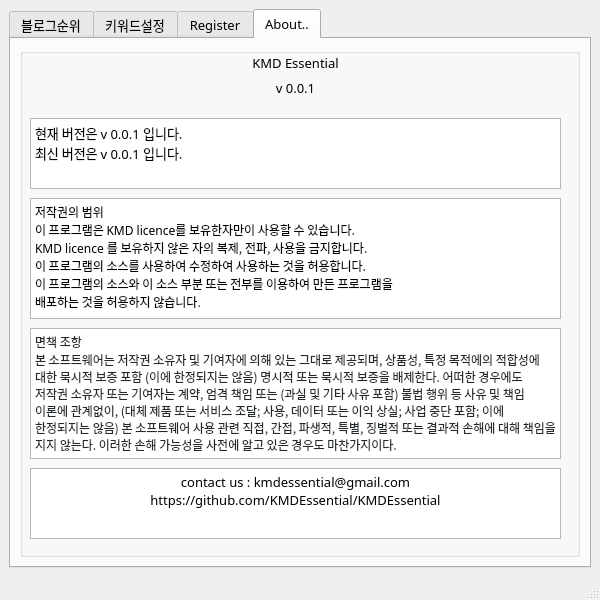
First picture: the form in UI_main.ui, repository KMDEssential/KMDEssential, before the edit.
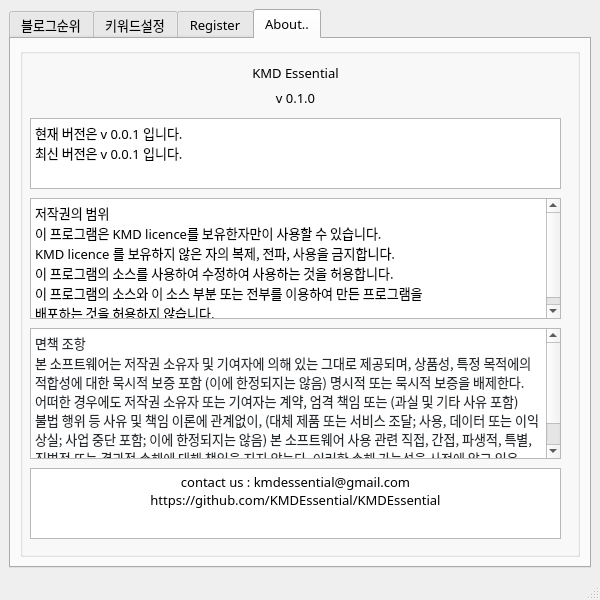
Second picture: the form after the edit. The open tabs and pages were chosen to show the change. Icons and pictures are not drawn.

Patch:
```diff
--- a/UI_main.ui
+++ b/UI_main.ui
@@ -35,9 +35,24 @@
      <layout class="QGridLayout" name="gridLayout">
       <item row="0" column="0">
        <widget class="QTabWidget" name="tabWidget">
+        <property name="tabPosition">
+         <enum>QTabWidget::North</enum>
+        </property>
+        <property name="tabShape">
+         <enum>QTabWidget::Rounded</enum>
+        </property>
         <property name="currentIndex">
          <number>0</number>
         </property>
+        <property name="iconSize">
+         <size>
+          <width>16</width>
+          <height>16</height>
+         </size>
+        </property>
+        <property name="movable">
+         <bool>true</bool>
+        </property>
         <widget class="QWidget" name="tab">
          <attribute name="title">
           <string>블로그순위</string>
@@ -357,8 +372,8 @@
 &lt;html&gt;&lt;head&gt;&lt;meta name=&quot;qrichtext&quot; content=&quot;1&quot; /&gt;&lt;style type=&quot;text/css&quot;&gt;
 p, li { white-space: pre-wrap; }
 &lt;/style&gt;&lt;/head&gt;&lt;body style=&quot; font-family:'굴림'; font-size:10pt; font-weight:400; font-style:normal;&quot;&gt;
-&lt;p style=&quot; margin-top:0px; margin-bottom:0px; margin-left:0px; margin-right:0px; -qt-block-indent:0; text-indent:0px;&quot;&gt;&lt;span style=&quot; font-family:'-apple-system,BlinkMacSystemFont,Segoe UI,Helvetica,Arial,sans-serif,Apple Color Emoji,Segoe UI Emoji'; font-size:9pt; color:#24292e; background-color:#ffffff;&quot;&gt;면책 조항&lt;/span&gt;&lt;/p&gt;
-&lt;p style=&quot; margin-top:0px; margin-bottom:0px; margin-left:0px; margin-right:0px; -qt-block-indent:0; text-indent:0px;&quot;&gt;&lt;span style=&quot; font-family:'-apple-system,BlinkMacSystemFont,Segoe UI,Helvetica,Arial,sans-serif,Apple Color Emoji,Segoe UI Emoji'; font-size:9pt; color:#24292e; background-color:#ffffff;&quot;&gt;본 소프트웨어는 저작권 소유자 및 기여자에 의해 있는 그대로 제공되며, 상품성, 특정 목적에의 적합성에 대한 묵시적 보증 포함 (이에 한정되지는 않음) 명시적 또는 묵시적 보증을 배제한다. 어떠한 경우에도 저작권 소유자 또는 기여자는 계약, 엄격 책임 또는 (과실 및 기타 사유 포함) 불법 행위 등 사유 및 책임 이론에 관계없이, (대체 제품 또는 서비스 조달; 사용, 데이터 또는 이익 상실; 사업 중단 포함; 이에 한정되지는 않음) 본 소프트웨어 사용 관련 직접, 간접, 파생적, 특별, 징벌적 또는 결과적 손해에 대해 책임을 지지 않는다. 이러한 손해 가능성을 사전에 알고 있은 경우도 마찬가지이다.&lt;/span&gt;&lt;/p&gt;&lt;/body&gt;&lt;/html&gt;</string>
+&lt;p style=&quot; margin-top:0px; margin-bottom:0px; margin-left:0px; margin-right:0px; -qt-block-indent:0; text-indent:0px;&quot;&gt;&lt;span style=&quot; font-family:'-apple-system,BlinkMacSystemFont,Segoe UI,Helvetica,Arial,sans-serif,Apple Color Emoji,Segoe UI Emoji'; color:#24292e; background-color:#ffffff;&quot;&gt;면책 조항&lt;/span&gt;&lt;/p&gt;
+&lt;p style=&quot; margin-top:0px; margin-bottom:0px; margin-left:0px; margin-right:0px; -qt-block-indent:0; text-indent:0px;&quot;&gt;&lt;span style=&quot; font-family:'-apple-system,BlinkMacSystemFont,Segoe UI,Helvetica,Arial,sans-serif,Apple Color Emoji,Segoe UI Emoji'; color:#24292e; background-color:#ffffff;&quot;&gt;본 소프트웨어는 저작권 소유자 및 기여자에 의해 있는 그대로 제공되며, 상품성, 특정 목적에의 적합성에 대한 묵시적 보증 포함 (이에 한정되지는 않음) 명시적 또는 묵시적 보증을 배제한다. 어떠한 경우에도 저작권 소유자 또는 기여자는 계약, 엄격 책임 또는 (과실 및 기타 사유 포함) 불법 행위 등 사유 및 책임 이론에 관계없이, (대체 제품 또는 서비스 조달; 사용, 데이터 또는 이익 상실; 사업 중단 포함; 이에 한정되지는 않음) 본 소프트웨어 사용 관련 직접, 간접, 파생적, 특별, 징벌적 또는 결과적 손해에 대해 책임을 지지 않는다. 이러한 손해 가능성을 사전에 알고 있은 경우도 마찬가지이다.&lt;/span&gt;&lt;/p&gt;&lt;/body&gt;&lt;/html&gt;</string>
              </property>
             </widget>
             <widget class="QTextBrowser" name="textBrowser_2">
@@ -375,19 +390,19 @@
 &lt;html&gt;&lt;head&gt;&lt;meta name=&quot;qrichtext&quot; content=&quot;1&quot; /&gt;&lt;style type=&quot;text/css&quot;&gt;
 p, li { white-space: pre-wrap; }
 &lt;/style&gt;&lt;/head&gt;&lt;body style=&quot; font-family:'굴림'; font-size:10pt; font-weight:400; font-style:normal;&quot;&gt;
-&lt;p style=&quot; margin-top:0px; margin-bottom:0px; margin-left:0px; margin-right:0px; -qt-block-indent:0; text-indent:0px;&quot;&gt;&lt;span style=&quot; font-size:9pt;&quot;&gt;저작권의 범위&lt;/span&gt;&lt;/p&gt;
-&lt;p style=&quot; margin-top:0px; margin-bottom:0px; margin-left:0px; margin-right:0px; -qt-block-indent:0; text-indent:0px;&quot;&gt;&lt;span style=&quot; font-size:9pt;&quot;&gt;이 프로그램은 KMD licence를 보유한자만이 사용할 수 있습니다.&lt;/span&gt;&lt;/p&gt;
-&lt;p style=&quot; margin-top:0px; margin-bottom:0px; margin-left:0px; margin-right:0px; -qt-block-indent:0; text-indent:0px;&quot;&gt;&lt;span style=&quot; font-size:9pt;&quot;&gt;KMD licence 를 보유하지 않은 자의 복제, 전파, 사용을 금지합니다.&lt;/span&gt;&lt;/p&gt;
-&lt;p style=&quot; margin-top:0px; margin-bottom:0px; margin-left:0px; margin-right:0px; -qt-block-indent:0; text-indent:0px;&quot;&gt;&lt;span style=&quot; font-size:9pt;&quot;&gt;이 프로그램의 소스를 사용하여 수정하여 사용하는 것을 허용합니다.&lt;/span&gt;&lt;/p&gt;
-&lt;p style=&quot; margin-top:0px; margin-bottom:0px; margin-left:0px; margin-right:0px; -qt-block-indent:0; text-indent:0px;&quot;&gt;&lt;span style=&quot; font-size:9pt;&quot;&gt;이 프로그램의 소스와 이 소스 부분 또는 전부를 이용하여 만든 프로그램을 &lt;/span&gt;&lt;/p&gt;
-&lt;p style=&quot; margin-top:0px; margin-bottom:0px; margin-left:0px; margin-right:0px; -qt-block-indent:0; text-indent:0px;&quot;&gt;&lt;span style=&quot; font-size:9pt;&quot;&gt;배포하는 것을 허용하지 않습니다.&lt;/span&gt;&lt;/p&gt;&lt;/body&gt;&lt;/html&gt;</string>
+&lt;p style=&quot; margin-top:0px; margin-bottom:0px; margin-left:0px; margin-right:0px; -qt-block-indent:0; text-indent:0px;&quot;&gt;저작권의 범위&lt;/p&gt;
+&lt;p style=&quot; margin-top:0px; margin-bottom:0px; margin-left:0px; margin-right:0px; -qt-block-indent:0; text-indent:0px;&quot;&gt;이 프로그램은 KMD licence를 보유한자만이 사용할 수 있습니다.&lt;/p&gt;
+&lt;p style=&quot; margin-top:0px; margin-bottom:0px; margin-left:0px; margin-right:0px; -qt-block-indent:0; text-indent:0px;&quot;&gt;KMD licence 를 보유하지 않은 자의 복제, 전파, 사용을 금지합니다.&lt;/p&gt;
+&lt;p style=&quot; margin-top:0px; margin-bottom:0px; margin-left:0px; margin-right:0px; -qt-block-indent:0; text-indent:0px;&quot;&gt;이 프로그램의 소스를 사용하여 수정하여 사용하는 것을 허용합니다.&lt;/p&gt;
+&lt;p style=&quot; margin-top:0px; margin-bottom:0px; margin-left:0px; margin-right:0px; -qt-block-indent:0; text-indent:0px;&quot;&gt;이 프로그램의 소스와 이 소스 부분 또는 전부를 이용하여 만든 프로그램을 &lt;/p&gt;
+&lt;p style=&quot; margin-top:0px; margin-bottom:0px; margin-left:0px; margin-right:0px; -qt-block-indent:0; text-indent:0px;&quot;&gt;배포하는 것을 허용하지 않습니다.&lt;/p&gt;&lt;/body&gt;&lt;/html&gt;</string>
              </property>
             </widget>
             <widget class="QLabel" name="label">
              <property name="geometry">
               <rect>
                <x>10</x>
-               <y>5</y>
+               <y>15</y>
                <width>531</width>
                <height>20</height>
               </rect>
@@ -406,7 +421,7 @@
              <property name="geometry">
               <rect>
                <x>10</x>
-               <y>30</y>
+               <y>40</y>
                <width>531</width>
                <height>20</height>
               </rect>
@@ -415,7 +430,7 @@
               <enum>Qt::LeftToRight</enum>
              </property>
              <property name="text">
-              <string>v 0.0.1</string>
+              <string>v 0.1.0</string>
              </property>
              <property name="alignment">
               <set>Qt::AlignCenter</set>
```
Left out of the diff: 44 changed lines with no effect on the pictures.
